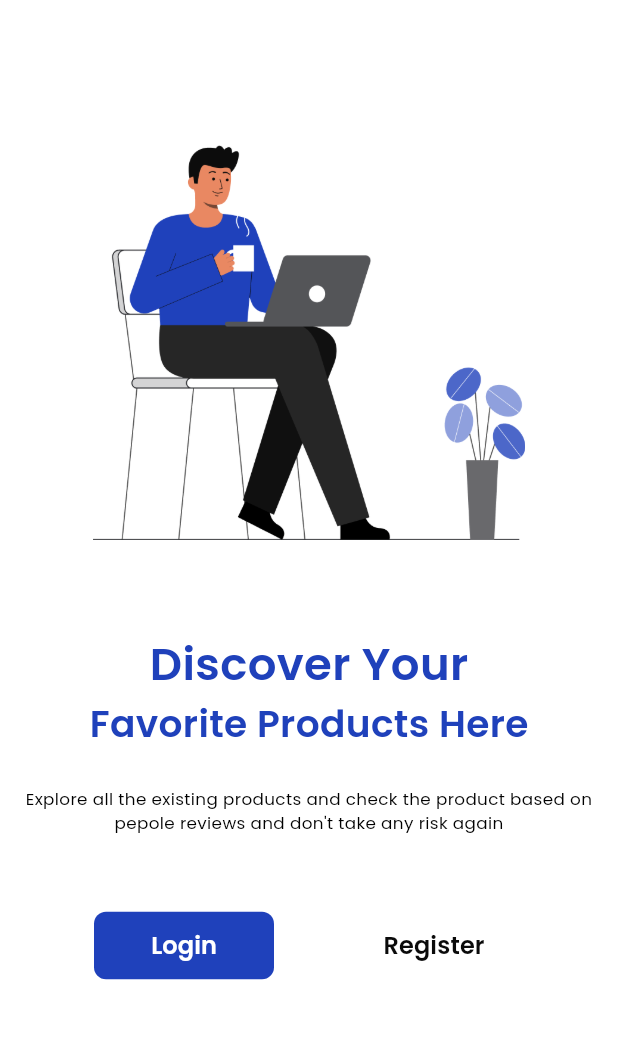
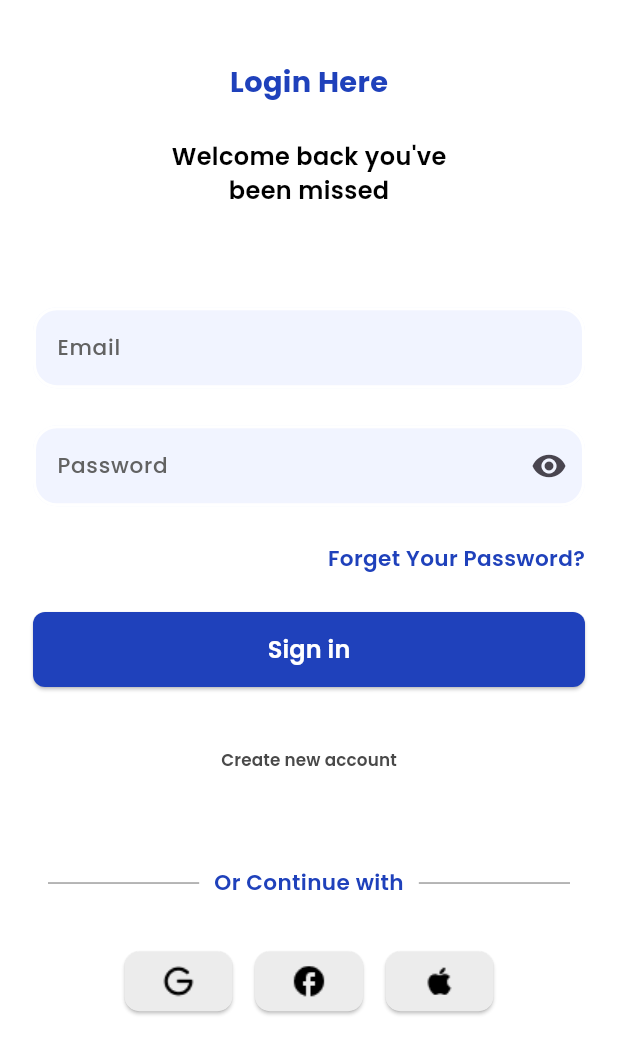
Before and after one commit to ElDaly15/product-pulse, a Flutter app: the screen it shows after launch, after a tap on "Login", on a phone screen of 412 x 824 dp. Shown: the top 1054 px of the screen. Run offline on Flutter 3.47's test engine with Material 3 defaults, Android fonts, the phone set to English and light mode, and no system bars; our stand-ins replace device_preview.

Commit message:
Add Initial Setup for DevTools Options, Custom Text Field, and Login Feature
This commit introduces the initial setup for Dart & Flutter DevTools options, a custom text field widget, and the foundational elements of the login feature within the registration feature module. The changes include:

- **DevTools Options Configuration**: Added a new file `devtools_options.yaml` to store settings for Dart & Flutter DevTools, with a reference to the documentation for configuring extension enablement states.

- **Custom Text Field Widget**: Implemented a reusable `CustomTextField` widget in `lib/core/widgets/custom_text_field.dart`. This widget supports custom styling, password obscuring, and callback functions for text changes.

- **Login Feature**:
  - Created the `LoginView` screen in `lib/features/registretion_feature/presentation/views/login_view.dart`, which utilizes the `LoginViewBody` widget for its content.
  - Added several supporting widgets for the login view, including:
    - `CreateOrHaveAccountButton` for account creation or login redirection.
    - `CustomDivider` to visually separate sections of the login form.
    - `CustomRegistretionButtom` for standard registration buttons.
    - `CustomSocailMediaConnectRow` and `SocialMediaConnectButtom` for social media login options.
    - `LoginViewBody` which composes the main layout and logic for the login view, including the use of the `CustomTextField` widget.

- **Navigation Update**: Modified `CustomRowOfStartAppButtoms` to include navigation to the `LoginView` when the 'Login' button is pressed.

- **Main Application Configuration**: Enabled DevicePreview in `main.dart` for enhanced debugging and UI testing capabilities.

These additions and modifications lay the groundwork for further development and enhancement of the application's user interface and functionality.

```diff
--- /dev/null
+++ b/devtools_options.yaml
@@ -0,0 +1,3 @@
+description: This file stores settings for Dart & Flutter DevTools.
+documentation: https://docs.flutter.dev/tools/devtools/extensions#configure-extension-enablement-states
+extensions:
--- /dev/null
+++ b/lib/core/widgets/custom_text_field.dart
@@ -0,0 +1,65 @@
+import 'package:flutter/material.dart';
+import 'package:product_pulse/core/utils/styles.dart';
+
+// ignore: must_be_immutable
+class CustomTextField extends StatefulWidget {
+  CustomTextField(
+      {super.key,
+      required this.hintTitle,
+      required this.obscure,
+      required this.onChanged,
+      required this.isPassword});
+  final String hintTitle;
+  bool obscure;
+
+  final Function(String)? onChanged;
+  final bool isPassword;
+
+  @override
+  State<CustomTextField> createState() => _CustomTextFieldState();
+}
+
+class _CustomTextFieldState extends State<CustomTextField> {
+  bool checkPassword = false;
+
+  @override
+  Widget build(BuildContext context) {
+    return TextField(
+      onChanged: widget.onChanged,
+      style: Style.font18Medium(context),
+      decoration: InputDecoration(
+        suffixIcon: widget.isPassword
+            ? IconButton(
+                onPressed: () {
+                  checkPassword = !checkPassword;
+                  if (checkPassword) {
+                    widget.obscure = false;
+                  } else {
+                    widget.obscure = true;
+                  }
+                  setState(() {});
+                },
+                icon: checkPassword
+                    ? const Icon(Icons.remove_red_eye_outlined)
+                    : const Icon(Icons.remove_red_eye))
+            : null,
+        hintText: widget.hintTitle,
+        hintStyle: Style.font18Medium(context)
+            .copyWith(color: const Color(0xff626262)),
+        fillColor: const Color(0xffF1F4FF),
+        filled: true,
+        focusedBorder: OutlineInputBorder(
+          borderRadius: BorderRadius.circular(16),
+          borderSide:
+              const BorderSide(color: Color.fromARGB(255, 0, 13, 95), width: 2),
+        ),
+        enabledBorder: OutlineInputBorder(
+          borderRadius: BorderRadius.circular(16),
+          borderSide: const BorderSide(color: Colors.white, width: 2),
+        ),
+      ),
+      cursorColor: const Color(0xff1F41BB),
+      obscureText: widget.obscure,
+    );
+  }
+}
--- /dev/null
+++ b/lib/features/registretion_feature/presentation/views/login_view.dart
@@ -0,0 +1,14 @@
+import 'package:flutter/material.dart';
+import 'package:product_pulse/features/registretion_feature/presentation/views/widgets/login_view_body.dart';
+
+class LoginView extends StatelessWidget {
+  const LoginView({super.key});
+
+  @override
+  Widget build(BuildContext context) {
+    return const Scaffold(
+      backgroundColor: Color(0xffFFFFFF),
+      body: LoginViewBody(),
+    );
+  }
+}
--- /dev/null
+++ b/lib/features/registretion_feature/presentation/views/widgets/create_or_have_account_buttom.dart
@@ -0,0 +1,25 @@
+import 'package:flutter/material.dart';
+import 'package:product_pulse/core/utils/styles.dart';
+
+class CheckAccountOrCreateNewButtom extends StatelessWidget {
+  const CheckAccountOrCreateNewButtom(
+      {super.key, required this.title, required this.onPressed});
+  final String title;
+  final void Function()? onPressed;
+  @override
+  Widget build(BuildContext context) {
+    return ElevatedButton(
+      style: ElevatedButton.styleFrom(
+          backgroundColor: const Color(0xffffffff),
+          elevation: 0,
+          minimumSize: const Size(20, 20)),
+      onPressed: onPressed,
+      child: Text(
+        title,
+        style: Style.font14SemiBold(context).copyWith(
+          color: const Color(0xff494949),
+        ),
+      ),
+    );
+  }
+}
--- /dev/null
+++ b/lib/features/registretion_feature/presentation/views/widgets/custom_divider.dart
@@ -0,0 +1,40 @@
+import 'package:flutter/material.dart';
+import 'package:product_pulse/core/utils/styles.dart';
+
+class CustomDivider extends StatelessWidget {
+  const CustomDivider({super.key});
+
+  @override
+  Widget build(BuildContext context) {
+    return SizedBox(
+      width: double.infinity,
+      child: Row(
+        children: [
+          const Expanded(
+            child: Divider(
+              endIndent: 10,
+              indent: 10,
+              height: 2,
+              color: Colors.grey,
+              thickness: 1,
+            ),
+          ),
+          Text(
+            'Or Continue with',
+            style: Style.font18SemiBold(context)
+                .copyWith(color: const Color(0xff1F41BB)),
+          ),
+          const Expanded(
+            child: Divider(
+              endIndent: 10,
+              indent: 10,
+              height: 50,
+              color: Colors.grey,
+              thickness: 1,
+            ),
+          ),
+        ],
+      ),
+    );
+  }
+}
--- /dev/null
+++ b/lib/features/registretion_feature/presentation/views/widgets/custom_regisretion_buttom.dart
@@ -0,0 +1,23 @@
+import 'package:flutter/material.dart';
+import 'package:product_pulse/core/utils/styles.dart';
+
+class CustomRegistretionButtom extends StatelessWidget {
+  const CustomRegistretionButtom(
+      {super.key, required this.title, this.onPressed});
+  final String title;
+  final void Function()? onPressed;
+  @override
+  Widget build(BuildContext context) {
+    return ElevatedButton(
+        style: ElevatedButton.styleFrom(
+            backgroundColor: const Color(0xff1F41BB),
+            shape:
+                RoundedRectangleBorder(borderRadius: BorderRadius.circular(8)),
+            minimumSize: const Size(double.infinity, 50)),
+        onPressed: onPressed,
+        child: Text(
+          title,
+          style: Style.font20SemiBold(context).copyWith(color: Colors.white),
+        ));
+  }
+}
--- a/lib/features/registretion_feature/presentation/views/widgets/custom_row_of_start_app_buttoms.dart
+++ b/lib/features/registretion_feature/presentation/views/widgets/custom_row_of_start_app_buttoms.dart
@@ -1,4 +1,5 @@
 import 'package:flutter/material.dart';
+import 'package:product_pulse/features/registretion_feature/presentation/views/login_view.dart';
 import 'package:product_pulse/features/registretion_feature/presentation/views/widgets/custom_start_app_buttom.dart';
 
 class CustomRowOfStartAppButtoms extends StatelessWidget {
@@ -13,7 +14,15 @@ class CustomRowOfStartAppButtoms extends StatelessWidget {
           colorId: 0xff1F41BB,
           colorText: 0xffffffff,
           text: 'Login',
-          onPressed: () {},
+          onPressed: () {
+            Navigator.of(context).push(
+              MaterialPageRoute(
+                builder: (context) {
+                  return const LoginView();
+                },
+              ),
+            );
+          },
         ),
         CustomStartAppButtom(
           colorId: 0xffffffff,
--- /dev/null
+++ b/lib/features/registretion_feature/presentation/views/widgets/custom_socail_media_buttom.dart
@@ -0,0 +1,20 @@
+import 'package:flutter/material.dart';
+
+class SocialMediaConnectButtom extends StatelessWidget {
+  const SocialMediaConnectButtom(
+      {super.key, required this.image, this.onPressed});
+  final String image;
+  final void Function()? onPressed;
+
+  @override
+  Widget build(BuildContext context) {
+    return ElevatedButton(
+      style: ElevatedButton.styleFrom(
+          backgroundColor: const Color(0xffECECEC),
+          shape:
+              RoundedRectangleBorder(borderRadius: BorderRadius.circular(10))),
+      onPressed: onPressed,
+      child: Image.asset(image),
+    );
+  }
+}
--- /dev/null
+++ b/lib/features/registretion_feature/presentation/views/widgets/custom_social_media_row.dart
@@ -0,0 +1,36 @@
+import 'package:flutter/material.dart';
+import 'package:product_pulse/core/utils/images.dart';
+import 'package:product_pulse/features/registretion_feature/presentation/views/widgets/custom_socail_media_buttom.dart';
+
+class CustomSocailMediaConnectRow extends StatelessWidget {
+  const CustomSocailMediaConnectRow({super.key});
+
+  @override
+  Widget build(BuildContext context) {
+    return Row(
+      mainAxisAlignment: MainAxisAlignment.spaceEvenly,
+      children: [
+        const Spacer(),
+        SocialMediaConnectButtom(
+          onPressed: () {},
+          image: Assets.imagesGoogle,
+        ),
+        const SizedBox(
+          width: 15,
+        ),
+        SocialMediaConnectButtom(
+          onPressed: () {},
+          image: Assets.imagesFacebook,
+        ),
+        const SizedBox(
+          width: 15,
+        ),
+        SocialMediaConnectButtom(
+          onPressed: () {},
+          image: Assets.imagesApple,
+        ),
+        const Spacer(),
+      ],
+    );
+  }
+}
--- /dev/null
+++ b/lib/features/registretion_feature/presentation/views/widgets/login_view_body.dart
@@ -0,0 +1,107 @@
+import 'package:flutter/material.dart';
+import 'package:product_pulse/core/utils/styles.dart';
+import 'package:product_pulse/core/widgets/custom_text_field.dart';
+import 'package:product_pulse/features/registretion_feature/presentation/views/widgets/create_or_have_account_buttom.dart';
+import 'package:product_pulse/features/registretion_feature/presentation/views/widgets/custom_divider.dart';
+import 'package:product_pulse/features/registretion_feature/presentation/views/widgets/custom_regisretion_buttom.dart';
+import 'package:product_pulse/features/registretion_feature/presentation/views/widgets/custom_social_media_row.dart';
+
+class LoginViewBody extends StatelessWidget {
+  const LoginViewBody({super.key});
+
+  @override
+  Widget build(BuildContext context) {
+    var height = MediaQuery.sizeOf(context).height;
+    return Padding(
+      padding: const EdgeInsets.symmetric(horizontal: 22),
+      child: SingleChildScrollView(
+        child: Column(
+          children: [
+            SafeArea(
+              child: SizedBox(
+                height: height * 0.05,
+              ),
+            ),
+            Center(
+              child: Text(
+                'Login Here',
+                style: Style.font24Bold(context).copyWith(
+                  color: const Color(0xff1F41BB),
+                ),
+              ),
+            ),
+            SizedBox(
+              height: height * 0.03,
+            ),
+            Text(
+              'Welcome back you\'ve',
+              style: Style.font20SemiBold(context).copyWith(
+                color: Colors.black,
+              ),
+            ),
+            Text(
+              'been missed',
+              style: Style.font20SemiBold(context).copyWith(
+                color: Colors.black,
+              ),
+            ),
+            SizedBox(
+              height: height * 0.08,
+            ),
+            CustomTextField(
+              hintTitle: 'Email',
+              obscure: false,
+              onChanged: (value) {},
+              isPassword: false,
+            ),
+            SizedBox(
+              height: height * 0.03,
+            ),
+            CustomTextField(
+              hintTitle: 'Password',
+              obscure: false,
+              onChanged: (value) {},
+              isPassword: true,
+            ),
+            SizedBox(
+              height: height * 0.03,
+            ),
+            Align(
+              alignment: Alignment.centerRight,
+              child: Text(
+                'Forget Your Password?',
+                style: Style.font18SemiBold(context)
+                    .copyWith(color: const Color(0XFF1F41BB)),
+              ),
+            ),
+            SizedBox(
+              height: height * 0.03,
+            ),
+            CustomRegistretionButtom(
+              title: 'Sign in',
+              onPressed: () {},
+            ),
+            SizedBox(
+              height: height * 0.03,
+            ),
+            CheckAccountOrCreateNewButtom(
+              title: 'Create new account',
+              onPressed: () {},
+            ),
+            SizedBox(
+              height: height * 0.04,
+            ),
+            const CustomDivider(),
+            SizedBox(
+              height: height * 0.02,
+            ),
+            const CustomSocailMediaConnectRow(),
+            SizedBox(
+              height: height * 0.04,
+            ),
+          ],
+        ),
+      ),
+    );
+  }
+}
```
